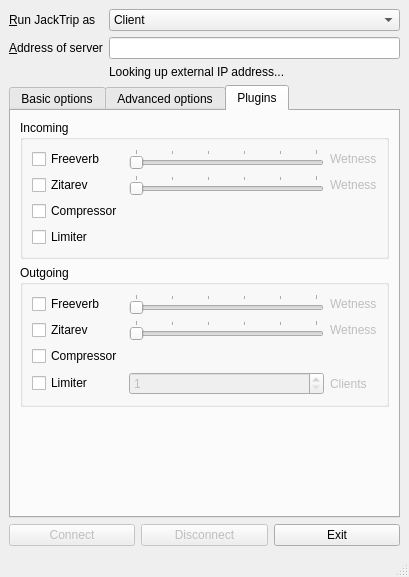
jacktrip/jacktrip, file src/qjacktrip.ui: the form before one commit.
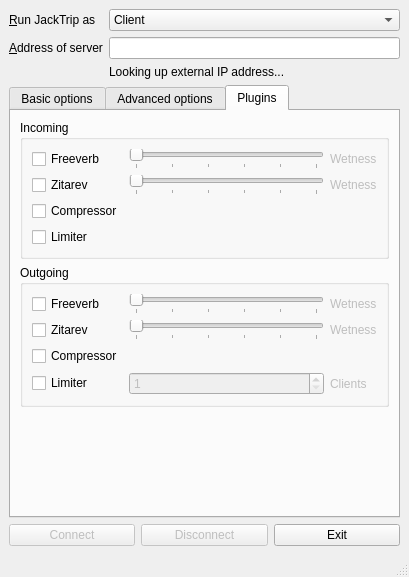
The form after the commit. The open tabs and pages were chosen to show the change. Icons and pictures are not drawn.

```diff
--- a/src/qjacktrip.ui
+++ b/src/qjacktrip.ui
@@ -492,7 +492,7 @@
               <enum>Qt::Horizontal</enum>
              </property>
              <property name="tickPosition">
-              <enum>QSlider::TicksAbove</enum>
+              <enum>QSlider::TicksBelow</enum>
              </property>
              <property name="tickInterval">
               <number>20</number>
@@ -565,7 +565,7 @@
               <bool>false</bool>
              </property>
              <property name="tickPosition">
-              <enum>QSlider::TicksAbove</enum>
+              <enum>QSlider::TicksBelow</enum>
              </property>
              <property name="tickInterval">
               <number>20</number>
@@ -609,7 +609,7 @@
               <bool>false</bool>
              </property>
              <property name="tickPosition">
-              <enum>QSlider::TicksAbove</enum>
+              <enum>QSlider::TicksBelow</enum>
              </property>
              <property name="tickInterval">
               <number>20</number>
@@ -645,7 +645,7 @@
               <enum>Qt::Horizontal</enum>
              </property>
              <property name="tickPosition">
-              <enum>QSlider::TicksAbove</enum>
+              <enum>QSlider::TicksBelow</enum>
              </property>
              <property name="tickInterval">
               <number>20</number>
```
